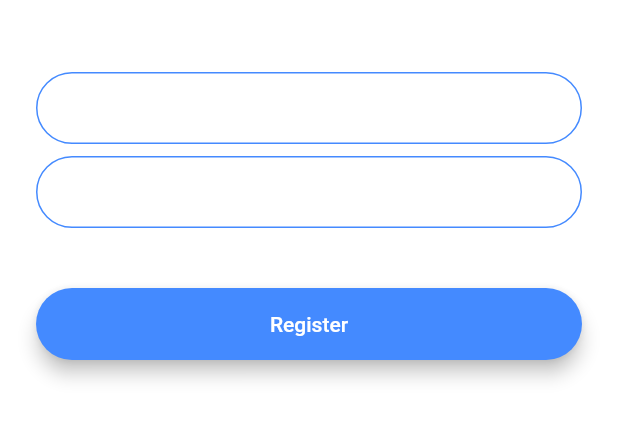
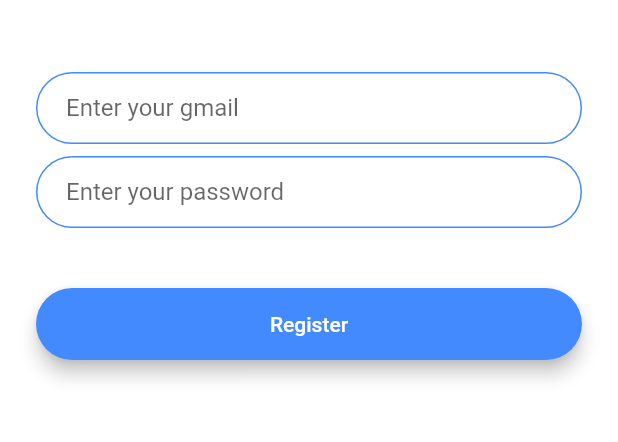
Before and after one commit to aromal17/flash_chat, a Flutter app: the RegistrationScreen screen opened by its route, on a phone screen of 412 x 824 dp, the part 576-1018 px from its top. Run offline on Flutter 3.47's test engine with Material 2 defaults, Android fonts, the phone set to English and light mode, and no system bars; our stand-ins replace animated_text_kit.

```diff
--- a/lib/components/rounded_button.dart
+++ b/lib/components/rounded_button.dart
@@ -20,6 +20,9 @@ class RoundedButton extends StatelessWidget {
           height: 42.0,
           child: Text(
             buttonTitle,
+            style: TextStyle(
+              color: Colors.white,
+            ),
           ),
         ),
       ),
--- a/lib/constants.dart
+++ b/lib/constants.dart
@@ -17,3 +17,20 @@ const kMessageContainerDecoration = BoxDecoration(
     top: BorderSide(color: Colors.lightBlueAccent, width: 2.0),
   ),
 );
+
+const kTextFieldDecoration = InputDecoration(
+  hintText: '',
+  contentPadding:
+  EdgeInsets.symmetric(vertical: 10.0, horizontal: 20.0),
+  border: OutlineInputBorder(
+    borderRadius: BorderRadius.all(Radius.circular(32.0)),
+  ),
+  enabledBorder: OutlineInputBorder(
+    borderSide: BorderSide(color: Colors.blueAccent, width: 1.0),
+    borderRadius: BorderRadius.all(Radius.circular(32.0)),
+  ),
+  focusedBorder: OutlineInputBorder(
+    borderSide: BorderSide(color: Colors.blueAccent, width: 2.0),
+    borderRadius: BorderRadius.all(Radius.circular(32.0)),
+  ),
+);
--- a/lib/main.dart
+++ b/lib/main.dart
@@ -10,11 +10,6 @@ class FlashChat extends StatelessWidget {
   @override
   Widget build(BuildContext context) {
     return MaterialApp(
-      theme: ThemeData.dark().copyWith(
-        textTheme: TextTheme(
-          body1: TextStyle(color: Colors.black54),
-        ),
-      ),
       initialRoute: WelcomeScreen.id,
       routes: {
         WelcomeScreen.id : (context) => WelcomeScreen(),
--- a/lib/screens/registration_screen.dart
+++ b/lib/screens/registration_screen.dart
@@ -1,4 +1,6 @@
 import 'package:flutter/material.dart';
+import 'package:flutter_flash_chat/components/rounded_button.dart';
+import 'package:flutter_flash_chat/constants.dart';
 
 class RegistrationScreen extends StatefulWidget {
   static String id = "registration_screen";
@@ -31,22 +33,9 @@ class _RegistrationScreenState extends State<RegistrationScreen> {
               onChanged: (value) {
                 //Do something with the user input.
               },
-              decoration: InputDecoration(
-                hintText: 'Enter your email',
-                contentPadding:
-                    EdgeInsets.symmetric(vertical: 10.0, horizontal: 20.0),
-                border: OutlineInputBorder(
-                  borderRadius: BorderRadius.all(Radius.circular(32.0)),
-                ),
-                enabledBorder: OutlineInputBorder(
-                  borderSide: BorderSide(color: Colors.blueAccent, width: 1.0),
-                  borderRadius: BorderRadius.all(Radius.circular(32.0)),
-                ),
-                focusedBorder: OutlineInputBorder(
-                  borderSide: BorderSide(color: Colors.blueAccent, width: 2.0),
-                  borderRadius: BorderRadius.all(Radius.circular(32.0)),
-                ),
-              ),
+              decoration: kTextFieldDecoration.copyWith(
+                hintText: "Enter your gmail"
+              )
             ),
             SizedBox(
               height: 8.0,
@@ -55,45 +44,14 @@ class _RegistrationScreenState extends State<RegistrationScreen> {
               onChanged: (value) {
                 //Do something with the user input.
               },
-              decoration: InputDecoration(
-                hintText: 'Enter your password',
-                contentPadding:
-                    EdgeInsets.symmetric(vertical: 10.0, horizontal: 20.0),
-                border: OutlineInputBorder(
-                  borderRadius: BorderRadius.all(Radius.circular(32.0)),
-                ),
-                enabledBorder: OutlineInputBorder(
-                  borderSide: BorderSide(color: Colors.blueAccent, width: 1.0),
-                  borderRadius: BorderRadius.all(Radius.circular(32.0)),
-                ),
-                focusedBorder: OutlineInputBorder(
-                  borderSide: BorderSide(color: Colors.blueAccent, width: 2.0),
-                  borderRadius: BorderRadius.all(Radius.circular(32.0)),
-                ),
-              ),
+              decoration: kTextFieldDecoration.copyWith(
+                  hintText: "Enter your password"
+              )
             ),
             SizedBox(
               height: 24.0,
             ),
-            Padding(
-              padding: EdgeInsets.symmetric(vertical: 16.0),
-              child: Material(
-                color: Colors.blueAccent,
-                borderRadius: BorderRadius.all(Radius.circular(30.0)),
-                elevation: 5.0,
-                child: MaterialButton(
-                  onPressed: () {
-                    //Implement registration functionality.
-                  },
-                  minWidth: 200.0,
-                  height: 42.0,
-                  child: Text(
-                    'Register',
-                    style: TextStyle(color: Colors.white),
-                  ),
-                ),
-              ),
-            ),
+            RoundedButton(buttonColor: Colors.blueAccent,buttonTitle:'Register'),
           ],
         ),
       ),
```
Also changed, not shown: lib/screens/login_screen.dart (+9 -54 lines), 3 other files.
